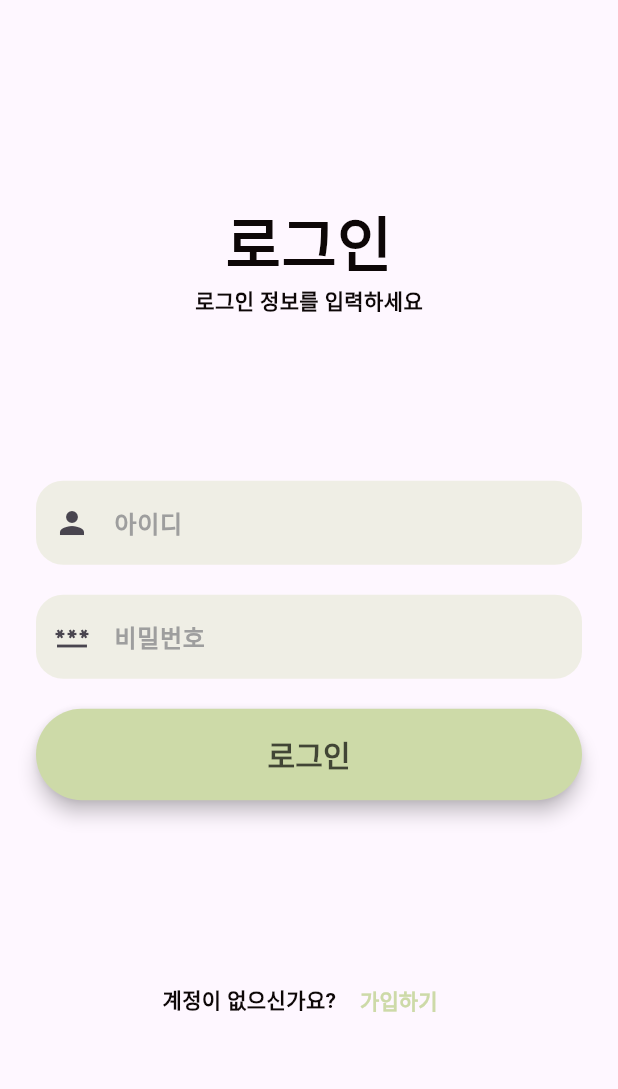
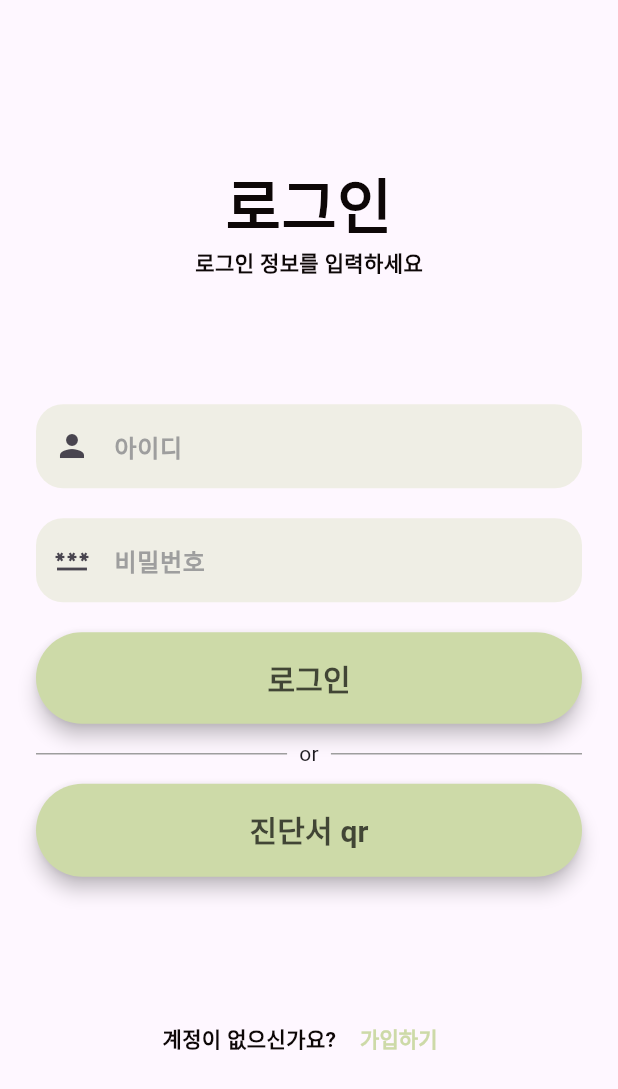
Before and after one commit to kyungeunnijjang/smart-pharmacy-app, a Flutter app: the screen it shows after launch, on a phone screen of 412 x 824 dp. Shown: the top 1089 px of the screen. Run offline on Flutter 3.47's test engine with Material 3 defaults, Android fonts, the phone set to English and light mode, and no system bars; our stand-ins replace flutter_secure_storage; missing offline and left inert: qr_code_scanner; Roboto replaces fonts that are missing (TEST).

Commit message:
진단서 큐알 스ㅡ린이랑 버튼 추가

```diff
--- a/lib/authentication/log_in_screen.dart
+++ b/lib/authentication/log_in_screen.dart
@@ -1,4 +1,5 @@
 import 'package:flutter/material.dart';
+import 'package:pharmacy_app/doctor_qr_screen.dart';
 import 'package:pharmacy_app/medicines/medicine_page.dart';
 import 'package:pharmacy_app/services/api_service.dart';
 import 'sign_up_screen.dart';
@@ -106,6 +107,13 @@ class LogInScreen extends StatelessWidget {
     );
   }
 
+  void _QrPressed(BuildContext context) {
+    Navigator.push(
+      context,
+      MaterialPageRoute(builder: (context) => const DoctorQrScreen()),
+    );
+  }
+
   @override
   Widget build(BuildContext context) {
     return Scaffold(
@@ -210,6 +218,40 @@ class LogInScreen extends StatelessWidget {
               fontFamily: "TEST"),
         ),
       ),
+      const SizedBox(
+        height: 10,
+      ),
+      const Row(
+        children: [
+          Expanded(child: Divider(thickness: 1, color: Colors.grey)),
+          Padding(
+            padding: EdgeInsets.symmetric(horizontal: 8.0),
+            child: Text('or'),
+          ),
+          Expanded(child: Divider(thickness: 1, color: Colors.grey)),
+        ],
+      ),
+      const SizedBox(
+        height: 10,
+      ),
+      ElevatedButton(
+        onPressed: () => _QrPressed(context),
+        style: ElevatedButton.styleFrom(
+          shape: const StadiumBorder(),
+          padding: const EdgeInsets.symmetric(vertical: 16),
+          backgroundColor: const Color.fromARGB(255, 205, 218, 168),
+          shadowColor: Colors.black, // 그림자 색상 추가
+          elevation: 5,
+        ),
+        child: const Text(
+          "진단서 qr",
+          style: TextStyle(
+              fontSize: 20,
+              fontWeight: FontWeight.w600,
+              color: Color.fromARGB(174, 0, 0, 0),
+              fontFamily: "TEST"),
+        ),
+      ),
     ]);
   }
 
--- a/lib/authentication/sign_up_screen.dart
+++ b/lib/authentication/sign_up_screen.dart
@@ -1,6 +1,6 @@
 import 'package:flutter/material.dart';
 import 'package:pharmacy_app/authentication/log_in_screen.dart';
-import 'package:pharmacy_app/home/home_screen.dart';
+import 'package:pharmacy_app/medicines/medicine_page.dart';
 import 'package:pharmacy_app/services/api_service.dart';
 
 class SignUpPage extends StatelessWidget {
@@ -179,7 +179,7 @@ class SignUpPage extends StatelessWidget {
     Navigator.push(
       context,
       MaterialPageRoute(
-        builder: (context) => const HomeScreen(),
+        builder: (context) => const MedicinePage(),
       ),
     );
   }
```
Also changed, not shown: lib/doctor_qr_screen.dart (added, +15 -0 lines).
